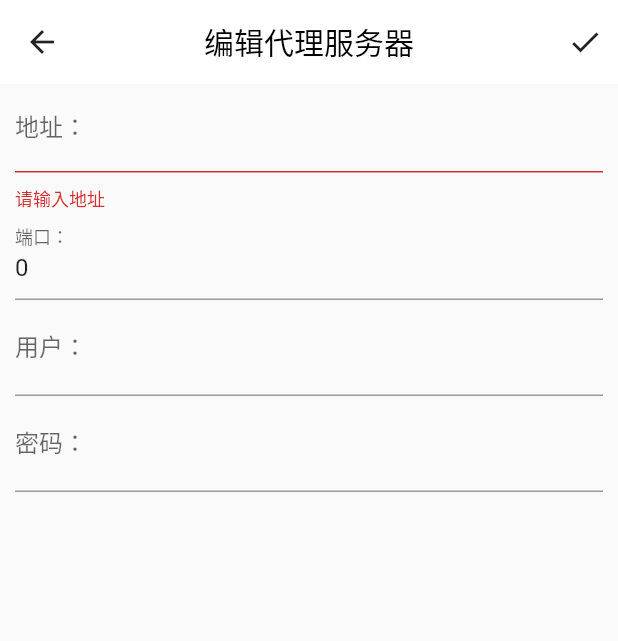
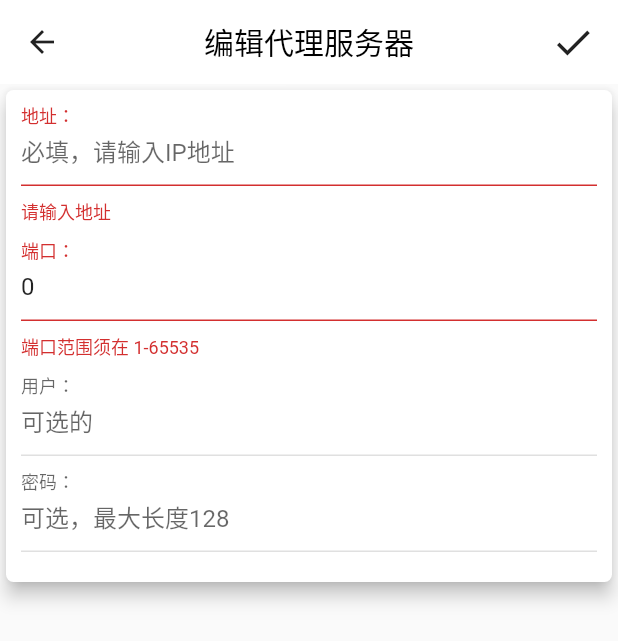
Before and after one commit to lemos1235/leaves, a Flutter app: the ProxyEditPage screen opened directly with empty values, after a tap on the "done" icon, on a phone screen of 412 x 824 dp. Shown: the top 641 px of the screen. Run offline on Flutter 3.47's test engine with Material 2 defaults, Android fonts, the phone set to English and light mode, and no system bars; our stand-ins replace shared_preferences; missing offline and left inert: flutter_vpn; accounts and stored records are empty.

Commit message:
feat: 调整部分UI

```diff
--- a/lib/setting/proxy_add_page.dart
+++ b/lib/setting/proxy_add_page.dart
@@ -1,7 +1,7 @@
 import 'package:flutter/material.dart';
+import 'package:flutter/services.dart';
 import 'package:leaves/model/proxy_servers.dart';
 import 'package:provider/provider.dart';
-import 'package:flutter/services.dart';
 
 class ProxyAddPage extends StatefulWidget {
   const ProxyAddPage({Key? key}) : super(key: key);
@@ -29,50 +29,79 @@ class _ProxyAddPageState extends State<ProxyAddPage> {
             onTap: () {
               saveProxy();
             },
-            child: Icon(Icons.done),
+            child: Container(padding: EdgeInsets.all(5), child: Icon(Icons.done, size: 30)),
           ),
           SizedBox(
             width: 10,
           )
         ],
       ),
-      body: Form(
+      body: Card(
+        elevation: 5,
+        child: Form(
           key: _formKey,
           child: Container(
             padding: EdgeInsets.symmetric(horizontal: 10),
             child: Column(
+              mainAxisSize: MainAxisSize.min,
               children: [
                 TextFormField(
                   controller: _hostController,
-                decoration: InputDecoration(labelText: "地址："),
+                  decoration: InputDecoration(
+                    labelText: "地址：",
+                    hintText: "必填，请输入IP地址",
+                    floatingLabelBehavior: FloatingLabelBehavior.always,
+                  ),
                   validator: (String? value) {
                     if (value == null || value.isEmpty) {
                       return '请输入地址';
+                    }
+                    try {
+                      Uri.parseIPv4Address(value);
+                    } catch (e) {
+                      return '请输入正确的IP地址';
                     }
                     return null;
                   },
                 ),
                 TextFormField(
                   controller: _portController,
-                decoration: InputDecoration(labelText: "端口："),
+                  decoration: InputDecoration(
+                    labelText: "端口：",
+                    hintText: "必填， 1-65535",
+                    floatingLabelBehavior: FloatingLabelBehavior.always,
+                  ),
                   inputFormatters: [FilteringTextInputFormatter.digitsOnly],
                   validator: (String? value) {
                     if (value == null || value.isEmpty) {
                       return '请输入端口';
+                    }
+                    if (int.parse(value) < 1 || int.parse(value) > 65535) {
+                      return '端口范围须在 1-65535';
                     }
                     return null;
                   },
                 ),
                 TextFormField(
                   controller: _usernameController,
-                decoration: InputDecoration(labelText: "用户：", hintText: "可选的"),
+                  decoration: InputDecoration(
+                    labelText: "用户：",
+                    hintText: "可选的",
+                    floatingLabelBehavior: FloatingLabelBehavior.always,
+                  ),
                 ),
                 TextFormField(
                   controller: _passwordController,
                   obscureText: true,
-                decoration: InputDecoration(labelText: "密码：", hintText: "可选的，最大长度128"),
+                  decoration: InputDecoration(
+                    labelText: "密码：",
+                    hintText: "可选，最大长度128",
+                    floatingLabelBehavior: FloatingLabelBehavior.always,
                   ),
+                ),
+                SizedBox(height: 20),
               ],
+            ),
           ),
         ),
       ),
--- a/lib/setting/proxy_edit_page.dart
+++ b/lib/setting/proxy_edit_page.dart
@@ -43,50 +43,79 @@ class _ProxyEditPageState extends State<ProxyEditPage> {
             onTap: () {
               saveProxy();
             },
-            child: Icon(Icons.done),
+            child: Container(padding: EdgeInsets.all(5), child: Icon(Icons.done, size: 30)),
           ),
           SizedBox(
             width: 10,
           )
         ],
       ),
-      body: Form(
+      body: Card(
+        elevation: 5,
+        child: Form(
           key: _formKey,
           child: Container(
             padding: EdgeInsets.symmetric(horizontal: 10),
             child: Column(
+              mainAxisSize: MainAxisSize.min,
               children: [
                 TextFormField(
                   controller: _hostController,
-                decoration: InputDecoration(labelText: "地址："),
+                  decoration: InputDecoration(
+                    labelText: "地址：",
+                    hintText: "必填，请输入IP地址",
+                    floatingLabelBehavior: FloatingLabelBehavior.always,
+                  ),
                   validator: (String? value) {
                     if (value == null || value.isEmpty) {
                       return '请输入地址';
+                    }
+                    try {
+                      Uri.parseIPv4Address(value);
+                    } catch (e) {
+                      return '请输入正确的IP地址';
                     }
                     return null;
                   },
                 ),
                 TextFormField(
                   controller: _portController,
-                decoration: InputDecoration(labelText: "端口："),
+                  decoration: InputDecoration(
+                    labelText: "端口：",
+                    hintText: "必填， 1-65535",
+                    floatingLabelBehavior: FloatingLabelBehavior.always,
+                  ),
                   inputFormatters: [FilteringTextInputFormatter.digitsOnly],
                   validator: (String? value) {
                     if (value == null || value.isEmpty) {
                       return '请输入端口';
+                    }
+                    if(int.parse(value) < 1 || int.parse(value) > 65535) {
+                      return '端口范围须在 1-65535';
                     }
                     return null;
                   },
                 ),
                 TextFormField(
                   controller: _usernameController,
-                decoration: InputDecoration(labelText: "用户：", hintText: "可选的"),
+                  decoration: InputDecoration(
+                    labelText: "用户：",
+                    hintText: "可选的",
+                    floatingLabelBehavior: FloatingLabelBehavior.always,
+                  ),
                 ),
                 TextFormField(
                   controller: _passwordController,
                   obscureText: true,
-                decoration: InputDecoration(labelText: "密码：", hintText: "可选的，最大长度128"),
+                  decoration: InputDecoration(
+                    labelText: "密码：",
+                    hintText: "可选，最大长度128",
+                    floatingLabelBehavior: FloatingLabelBehavior.always,
                   ),
+                ),
+                SizedBox(height: 20),
               ],
+            ),
           ),
         ),
       ),
```
Also changed, not shown: lib/main.dart (+33 -11 lines), lib/setting/proxies_page.dart (+59 -7 lines). Lines whose indentation alone changed are shown as unchanged.
